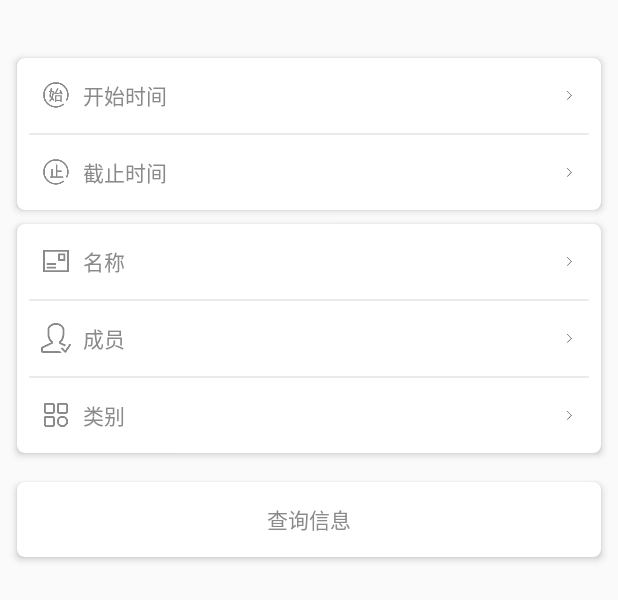
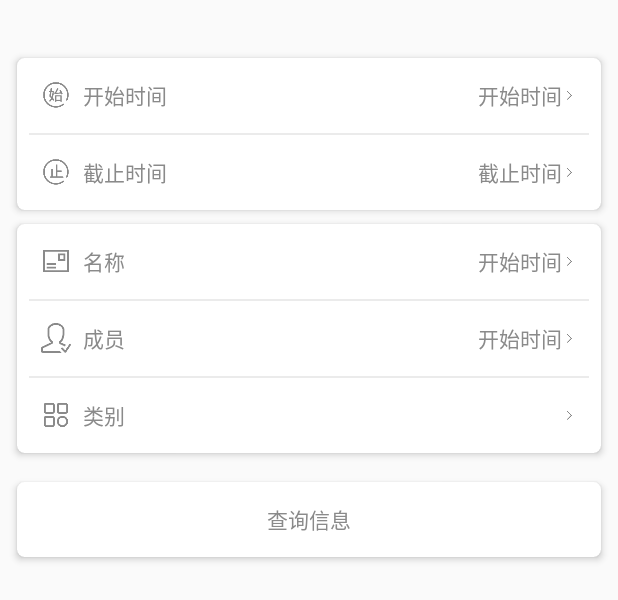
Before and after one commit to CarNivaLz/managework, an Android app: the layout fragment_search.xml on its own in the app's theme, with its tools: preview values and no code run, on a phone screen of 412 x 824 dp. Shown: the top 600 px of the screen. Run offline under Robolectric (Android 15) with nearby library versions, the phone set to English and light mode, and no system bars.

Commit message:
2.6.5  ui小改

```diff
--- a/app/src/main/java/com/dommy/tab/module/Results.java
+++ b/app/src/main/java/com/dommy/tab/module/Results.java
@@ -1,4 +1,6 @@
 package com.dommy.tab.module;
+
+import com.google.gson.annotations.SerializedName;
 
 public class Results {
     /**
@@ -10,9 +12,13 @@ public class Results {
      */
 
     private int id;
+    @SerializedName("name")
     private String tittle;
+    @SerializedName("type")
     private int position1;
+    @SerializedName("people_name")
     private String position2;
+    @SerializedName("date")
     private String position3;
 
     public int getId() {
--- a/app/src/main/java/com/dommy/tab/module/SearchResults.java
+++ /dev/null
@@ -1,4 +0,0 @@
-package com.dommy.tab.module;
-
-public class SearchResults {
-}
--- a/app/src/main/java/com/dommy/tab/ui/SearchResultsActivity.java
+++ b/app/src/main/java/com/dommy/tab/ui/SearchResultsActivity.java
@@ -57,8 +57,8 @@ public class SearchResultsActivity extends BaseActivity {
         Intent intent = getIntent();
          input_date_sta = intent.getStringExtra("date_s");
          input_date_fin = intent.getStringExtra("date_f");
-         input_name = intent.getStringExtra("input_name");
-         input_member = intent.getStringExtra("input_member");
+         input_name = intent.getStringExtra("name");
+         input_member = intent.getStringExtra("member");
          input_category = (ArrayList<Integer>) getIntent().getIntegerArrayListExtra("category");
 
         recyclerView.setLayoutManager(new LinearLayoutManager(this));
@@ -78,7 +78,7 @@ public class SearchResultsActivity extends BaseActivity {
         }
         showDiaglog();
         String url="";
-        url=URL_SEARCH+"?"+"name="+input_name+"&people_name="+input_member+"&startTime="+input_date_sta+"&endTime="+input_date_fin+cat_num;
+        url=URL_SEARCH+"?"+"name="+input_name+"&people_name="+input_member+"&start_time="+input_date_sta+"&end_time="+input_date_fin+cat_num;
         url=url.replace("null","");
         OkGo.<String>get(url)//
                 .tag(this)
--- a/app/src/main/res/layout/fragment_search.xml
+++ b/app/src/main/res/layout/fragment_search.xml
@@ -25,7 +25,7 @@
             android:layout_marginRight="8dp"
             android:orientation="vertical">
             <RelativeLayout
-android:id="@+id/s_time_sta"
+                android:id="@+id/s_time_sta"
                 android:layout_width="fill_parent"
                 android:layout_height="50dp"
                 android:layout_marginLeft="8dp"
@@ -47,11 +47,22 @@ android:id="@+id/s_time_sta"
                     android:textColor="@color/starTextColor"
                     android:textSize="@dimen/star_text_size" />
                 <ImageView
+                    android:id="@+id/p1"
                     android:layout_width="10dp"
                     android:layout_height="10dp"
                     android:layout_alignParentRight="true"
                     android:layout_centerVertical="true"
                     android:src="@drawable/right_sight" />
+                <TextView
+                    android:id="@+id/show_times"
+                    android:layout_width="wrap_content"
+                    android:layout_height="wrap_content"
+                    android:layout_centerVertical="true"
+                    android:layout_marginLeft="8dp"
+                    android:layout_toLeftOf="@id/p1"
+                    android:text="开始时间"
+                    android:textColor="@color/starTextColor"
+                    android:textSize="@dimen/star_text_size" />
             </RelativeLayout>
             <View
                 android:layout_width="fill_parent"
@@ -79,11 +90,22 @@ android:id="@+id/s_time_sta"
                     android:textColor="@color/starTextColor"
                     android:textSize="@dimen/star_text_size" />
                 <ImageView
+                    android:id="@+id/p2"
                     android:layout_width="10dp"
                     android:layout_height="10dp"
                     android:layout_alignParentRight="true"
                     android:layout_centerVertical="true"
                     android:src="@drawable/right_sight" />
+                <TextView
+                    android:id="@+id/show_timef"
+                    android:layout_width="wrap_content"
+                    android:layout_height="wrap_content"
+                    android:layout_centerVertical="true"
+                    android:layout_marginLeft="8dp"
+                    android:layout_toLeftOf="@id/p2"
+                    android:text="截止时间"
+                    android:textColor="@color/starTextColor"
+                    android:textSize="@dimen/star_text_size" />
             </RelativeLayout>
         </LinearLayout>
     </android.support.v7.widget.CardView>
@@ -104,7 +126,7 @@ android:id="@+id/s_time_sta"
             android:layout_marginRight="8dp"
             android:orientation="vertical">
             <RelativeLayout
-android:id="@+id/s_name"
+                android:id="@+id/s_name"
                 android:layout_width="fill_parent"
                 android:layout_height="50dp"
                 android:layout_marginLeft="8dp"
@@ -126,18 +148,29 @@ android:id="@+id/s_name"
                     android:textColor="@color/starTextColor"
                     android:textSize="@dimen/star_text_size" />
                 <ImageView
+                    android:id="@+id/p3"
                     android:layout_width="10dp"
                     android:layout_height="10dp"
                     android:layout_alignParentRight="true"
                     android:layout_centerVertical="true"
                     android:src="@drawable/right_sight" />
+                <TextView
+                    android:id="@+id/show_name"
+                    android:layout_width="wrap_content"
+                    android:layout_height="wrap_content"
+                    android:layout_centerVertical="true"
+                    android:layout_marginLeft="8dp"
+                    android:layout_toLeftOf="@id/p3"
+                    android:text="开始时间"
+                    android:textColor="@color/starTextColor"
+                    android:textSize="@dimen/star_text_size" />
             </RelativeLayout>
             <View
             android:layout_width="fill_parent"
             android:layout_height="1dp"
             android:background="@color/divider_line_color" />
             <RelativeLayout
-android:id="@+id/s_member"
+                android:id="@+id/s_member"
                 android:layout_width="fill_parent"
                 android:layout_height="50dp"
                 android:layout_marginLeft="8dp"
@@ -158,18 +191,29 @@ android:id="@+id/s_member"
                     android:textColor="@color/starTextColor"
                     android:textSize="@dimen/star_text_size" />
                 <ImageView
+                    android:id="@+id/p4"
                     android:layout_width="10dp"
                     android:layout_height="10dp"
                     android:layout_alignParentRight="true"
                     android:layout_centerVertical="true"
                     android:src="@drawable/right_sight" />
+                <TextView
+                    android:id="@+id/show_member"
+                    android:layout_width="wrap_content"
+                    android:layout_height="wrap_content"
+                    android:layout_centerVertical="true"
+                    android:layout_marginLeft="8dp"
+                    android:layout_toLeftOf="@id/p4"
+                    android:text="开始时间"
+                    android:textColor="@color/starTextColor"
+                    android:textSize="@dimen/star_text_size" />
             </RelativeLayout>
             <View
                 android:layout_width="fill_parent"
                 android:layout_height="1dp"
                 android:background="@color/divider_line_color" />
             <RelativeLayout
-android:id="@+id/s_category"
+                android:id="@+id/s_category"
                 android:layout_width="fill_parent"
                 android:layout_height="50dp"
                 android:layout_marginLeft="8dp"
@@ -190,11 +234,22 @@ android:id="@+id/s_category"
                     android:textColor="@color/starTextColor"
                     android:textSize="@dimen/star_text_size" />
                 <ImageView
+                    android:id="@+id/p5"
                     android:layout_width="10dp"
                     android:layout_height="10dp"
                     android:layout_alignParentRight="true"
                     android:layout_centerVertical="true"
                     android:src="@drawable/right_sight" />
+                <TextView
+                    android:id="@+id/show_category"
+                    android:layout_width="wrap_content"
+                    android:layout_height="wrap_content"
+                    android:layout_centerVertical="true"
+                    android:layout_marginLeft="8dp"
+                    android:layout_toLeftOf="@id/p5"
+                    android:text=""
+                    android:textColor="@color/starTextColor"
+                    android:textSize="@dimen/star_text_size" />
             </RelativeLayout>
         </LinearLayout>
     </android.support.v7.widget.CardView>
```
Also changed, not shown: app/src/main/java/com/dommy/tab/fragment/SearchFragment.java (+44 -38 lines).
